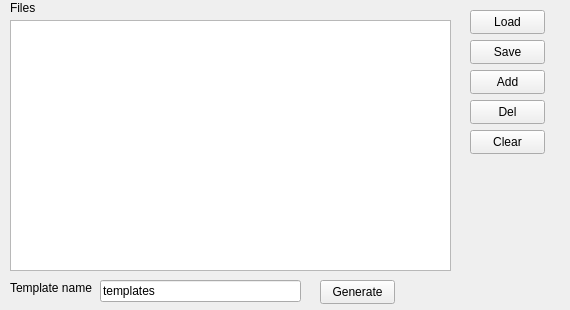
Above: mainwindow.ui from Lars31415/txt2tmpl before the change. Below: the same form after it.
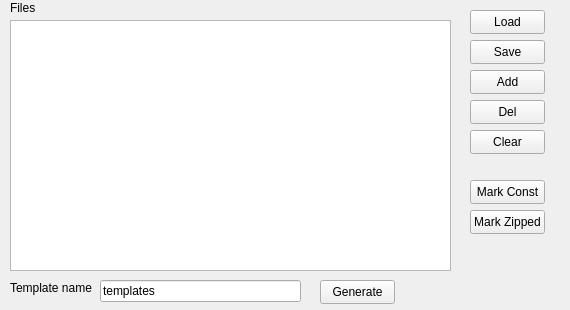
That is the form after the change.

Commit message: Save, zip, const options

Patch:
```diff
--- a/mainwindow.ui
+++ b/mainwindow.ui
@@ -153,6 +153,32 @@
      <string>Clear</string>
     </property>
    </widget>
+   <widget class="QPushButton" name="pushButton_Const">
+    <property name="geometry">
+     <rect>
+      <x>470</x>
+      <y>180</y>
+      <width>75</width>
+      <height>24</height>
+     </rect>
+    </property>
+    <property name="text">
+     <string>Mark Const</string>
+    </property>
+   </widget>
+   <widget class="QPushButton" name="pushButton_zip">
+    <property name="geometry">
+     <rect>
+      <x>470</x>
+      <y>210</y>
+      <width>75</width>
+      <height>24</height>
+     </rect>
+    </property>
+    <property name="text">
+     <string>Mark Zipped</string>
+    </property>
+   </widget>
   </widget>
  </widget>
  <resources/>
```
The commit also changes 6 other files.
